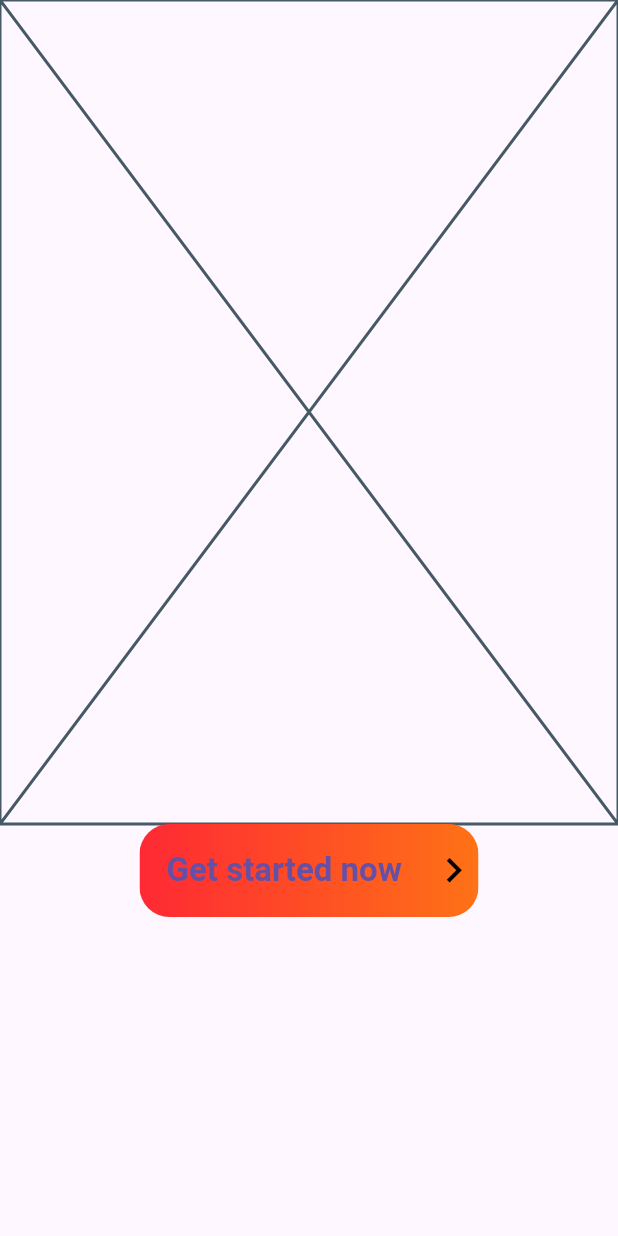
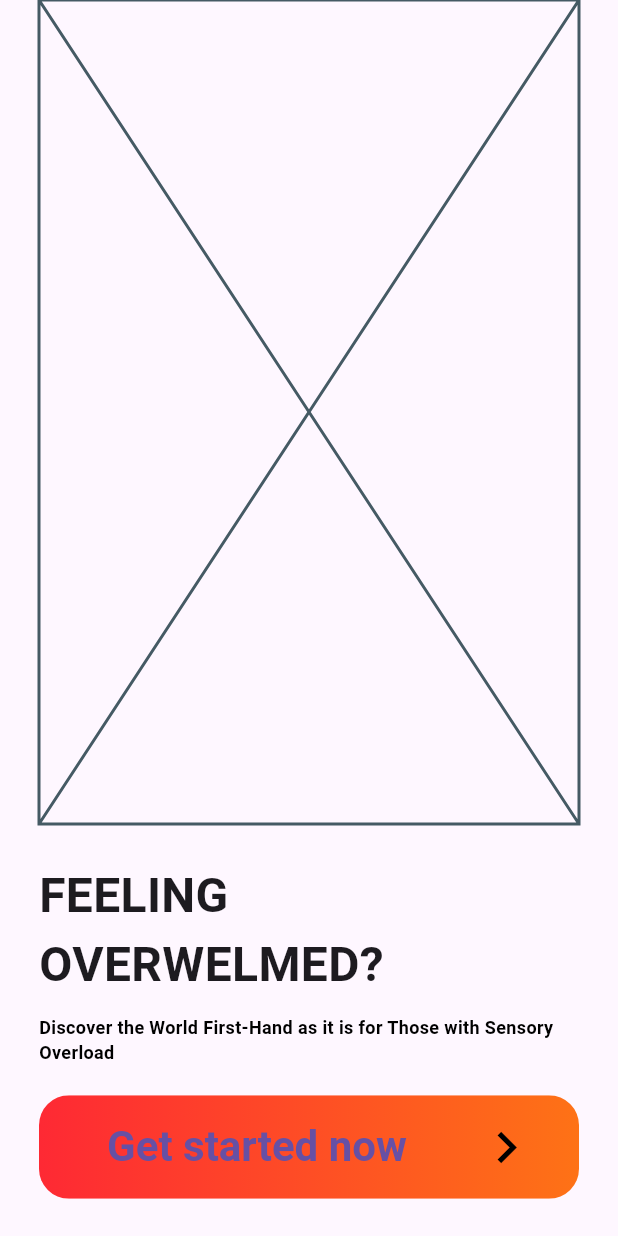
Before and after one commit to StudioKrom-SmartMobile-2024/frontend, a Flutter app: the screen it shows after launch, on a phone screen of 412 x 824 dp. Run offline on Flutter 3.47's test engine with Material 3 defaults, Android fonts, the phone set to English and light mode, and no system bars; our stand-ins replace vibration; missing offline and left inert: flutter_soloud, vr_player; Roboto replaces fonts that are missing (Gulf).

Commit message:
Update dependencies and add Gulf font for welcome page

```diff
--- a/overload/lib/pages/welcome.dart
+++ b/overload/lib/pages/welcome.dart
@@ -13,6 +13,8 @@ class _WelcomePageState extends State<WelcomePage> {
   Widget build(BuildContext context) {
     return Scaffold(
       body: Center(
+        child: Padding(
+            padding: const EdgeInsets.symmetric(horizontal: 26),
             child: Column(
               children: [
                 Expanded(
@@ -25,14 +27,32 @@ class _WelcomePageState extends State<WelcomePage> {
                   flex: 1,
                   child: Container(
                     child: const Column(
+                      mainAxisAlignment: MainAxisAlignment.center,
                       children: [
-                  GradientButton("Get started now", 22),
+                        Text(
+                          "FEELING OVERWELMED?",
+                          style: TextStyle(
+                              fontSize: 32,
+                              fontWeight: FontWeight.bold,
+                              fontFamily: "Gulf"),
+                        ),
+                        const SizedBox(height: 10),
+                        Text(
+                          "Discover the World First-Hand as it is for Those with Sensory Overload",
+                          style: TextStyle(
+                              fontSize: 12,
+                              color: Colors.black,
+                              fontWeight: FontWeight.bold),
+                        ),
+                        const SizedBox(height: 20),
+                        GradientButton("Get started now", 28),
                       ],
                     ),
                   ),
                 ),
               ],
             )),
+      ),
     );
   }
 }
--- a/overload/lib/widgets/gradient_button.dart
+++ b/overload/lib/widgets/gradient_button.dart
@@ -25,8 +25,7 @@ class GradientButton extends StatelessWidget {
             ),
           ),
           Row(
-            mainAxisSize: MainAxisSize.min,
-            mainAxisAlignment: MainAxisAlignment.spaceBetween,
+            mainAxisAlignment: MainAxisAlignment.spaceEvenly,
             children: [
               TextButton(
                 style: TextButton.styleFrom(
```
Also changed, not shown: overload/pubspec.yaml (+6 -2 lines), assets/fonts/GulfsDisplay-Normal.ttf (added), demos/haptic_feedback_testing_demo/pubspec.lock, demos/vr_demo/pubspec.lock. Lines whose indentation alone changed are shown as unchanged.
